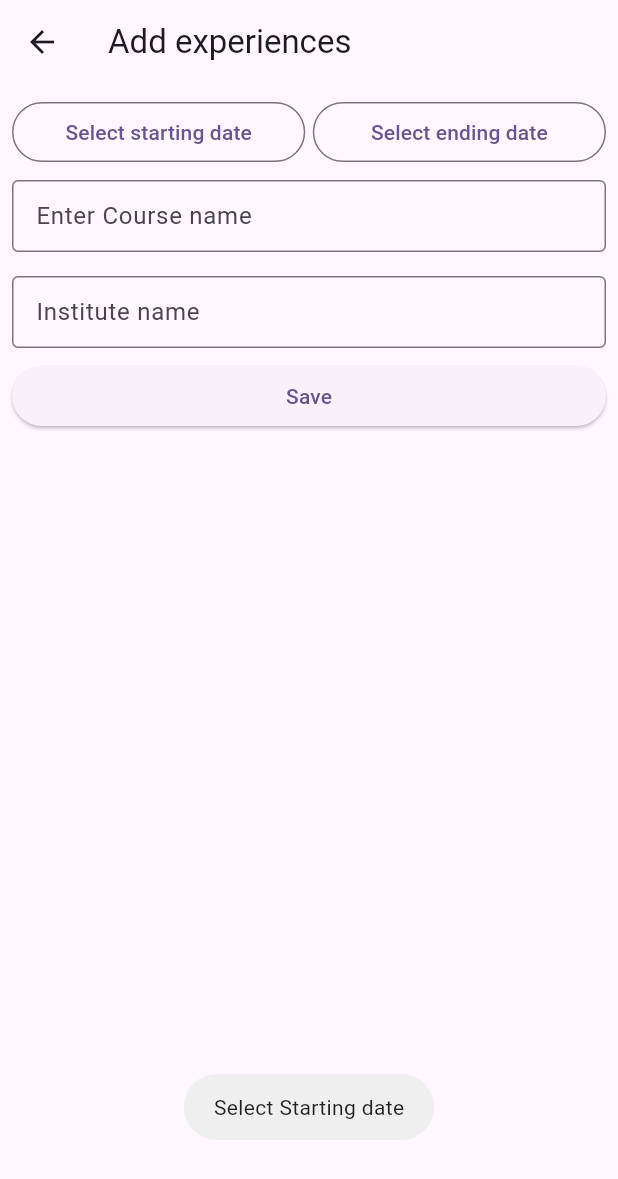
After one commit to malkhan-singh-gaur/teachings-1, a Flutter app: the AddExperiences screen opened directly, after a tap on "Save", on a phone screen of 412 x 824 dp. The commit adds this screen. Shown: the top 1179 px of the screen. Run offline on Flutter 3.47's test engine with Material 2 defaults, Android fonts, the phone set to English and light mode, and no system bars; our stand-ins replace cloud_firestore, firebase_auth, firebase_core, fluttertoast, shared_preferences; accounts and stored records are empty.

Commit message:
Added work and education experiences

```diff
--- /dev/null
+++ b/portfolio_app/lib/models/experience.dart
@@ -0,0 +1,43 @@
+import 'package:cloud_firestore/cloud_firestore.dart';
+
+class ExperienceModel {
+  final Timestamp dateStarted;
+  final Timestamp dateFinished;
+  final String title;
+  final String description;
+
+  ExperienceModel({
+    required this.dateStarted,
+    required this.dateFinished,
+    required this.title,
+    required this.description,
+  });
+
+  factory ExperienceModel.fromSnap(DocumentSnapshot ds) {
+    Map<String, dynamic> data = ds.data() as Map<String, dynamic>;
+    return ExperienceModel(
+      dateStarted: data['dateStarted'],
+      dateFinished: data['dateFinished'],
+      title: data['title'],
+      description: data['description'],
+    );
+  }
+
+  factory ExperienceModel.fromJson(Map<String, dynamic> data) {
+    return ExperienceModel(
+      dateStarted: data['dateStarted'],
+      dateFinished: data['dateFinished'],
+      title: data['title'],
+      description: data['description'],
+    );
+  }
+
+  Map<String, dynamic> toJson() {
+    return {
+      'dateStarted': dateStarted,
+      'dateFinished': dateFinished,
+      'title': title,
+      'description': description,
+    };
+  }
+}
--- /dev/null
+++ b/portfolio_app/lib/pages/add_experience.dart
@@ -0,0 +1,143 @@
+import 'package:cloud_firestore/cloud_firestore.dart';
+import 'package:flutter/material.dart';
+import 'package:fluttertoast/fluttertoast.dart';
+import 'package:portfolio_app/methods/firestore_methods.dart';
+import 'package:portfolio_app/models/experience.dart';
+import 'package:portfolio_app/variables.dart';
+
+class AddExperiences extends StatefulWidget {
+  final bool isEducation;
+  const AddExperiences({super.key, required this.isEducation});
+
+  @override
+  State<AddExperiences> createState() => _AddExperiencesState();
+}
+
+class _AddExperiencesState extends State<AddExperiences> {
+  FirestoreMethods firestore = FirestoreMethods();
+  TextEditingController title = TextEditingController();
+  TextEditingController description = TextEditingController();
+
+  String? startingDate;
+  String? endingDate;
+
+  Timestamp? startingTimestamp;
+  Timestamp? endingTimestamp;
+
+  @override
+  Widget build(BuildContext context) {
+    return Scaffold(
+      appBar: AppBar(title: const Text('Add experiences')),
+      body: Padding(
+        padding: const EdgeInsets.all(8.0),
+        child: Column(
+          crossAxisAlignment: CrossAxisAlignment.stretch,
+          children: [
+            Row(
+              children: [
+                Expanded(
+                  child: OutlinedButton(
+                    onPressed: () => selectDate(true),
+                    child: Text(startingDate ?? 'Select starting date'),
+                  ),
+                ),
+                const SizedBox(width: 5),
+                Expanded(
+                  child: OutlinedButton(
+                    onPressed: () => selectDate(false),
+                    child: Text(endingDate ?? 'Select ending date'),
+                  ),
+                ),
+              ],
+            ),
+            Variables.buildField(
+              title,
+              widget.isEducation ? 'Enter Course name' : 'Work Title',
+            ),
+            Padding(
+              padding: const EdgeInsets.symmetric(vertical: 8.0),
+              child: TextField(
+                controller: description,
+                maxLines: widget.isEducation ? null : 3,
+                decoration: InputDecoration(
+                  isDense: true,
+                  border: const OutlineInputBorder(),
+                  label: Text(
+                    widget.isEducation ? 'Institute name' : 'Job Description',
+                  ),
+                ),
+              ),
+            ),
+            ElevatedButton(
+              onPressed: () async {
+                if (checkForm()) {
+                  ExperienceModel model = ExperienceModel(
+                    dateStarted: startingTimestamp!,
+                    dateFinished: endingTimestamp!,
+                    title: title.text,
+                    description: description.text,
+                  );
+                  if (widget.isEducation) {
+                    await firestore.editCv({
+                      'education': FieldValue.arrayUnion([model.toJson()])
+                    });
+                  } else {
+                    await firestore.editCv({
+                      'experience': FieldValue.arrayUnion([model.toJson()])
+                    });
+                  }
+                  Navigator.pop(context);
+                }
+              },
+              child: Text('Save'),
+            ),
+          ],
+        ),
+      ),
+    );
+  }
+
+  selectDate(bool isStarting) async {
+    DateTime? dateTime;
+
+    dateTime = await showDatePicker(
+      context: context,
+      initialDate: DateTime.now(),
+      firstDate: DateTime(1950),
+      lastDate: DateTime(2050),
+    );
+
+    if (dateTime == null) {
+      Fluttertoast.showToast(msg: 'Please select date');
+    } else {
+      if (isStarting) {
+        startingTimestamp = Timestamp.fromDate(dateTime);
+        startingDate = Variables.getDateString(startingTimestamp!);
+      } else {
+        endingTimestamp = Timestamp.fromDate(dateTime);
+        endingDate = Variables.getDateString(endingTimestamp!);
+      }
+      setState(() {});
+    }
+  }
+
+  bool checkForm() {
+    if (startingTimestamp == null) {
+      Fluttertoast.showToast(msg: 'Select Starting date');
+      return false;
+    }
+    if (endingTimestamp == null) {
+      Fluttertoast.showToast(msg: 'Select ending date');
+      return false;
+    }
+    if (title.text.isEmpty) {
+      Fluttertoast.showToast(msg: 'Please enter title');
+      return false;
+    }
+    if (description.text.isEmpty) {
+      Fluttertoast.showToast(msg: 'Please enter description');
+      return false;
+    }
+    return true;
+  }
+}
--- a/portfolio_app/lib/variables.dart
+++ b/portfolio_app/lib/variables.dart
@@ -1,3 +1,4 @@
+import 'package:cloud_firestore/cloud_firestore.dart';
 import 'package:flutter/material.dart';
 
 class Variables {
@@ -47,4 +48,16 @@ class Variables {
   static replace(context, Widget page) {
     Navigator.pushReplacement(context, MaterialPageRoute(builder: (_) => page));
   }
+
+  static String getDateString(Timestamp date) {
+    DateTime dateTime = date.toDate();
+    String stringDate = '${dateTime.day}/${dateTime.month}/${dateTime.year}';
+    return stringDate;
+  }
+
+  static String getMonthYear(Timestamp date) {
+    DateTime dateTime = date.toDate();
+    String stringDate = '${dateTime.month}-${dateTime.year}';
+    return stringDate;
+  }
 }
```
Also changed, not shown: portfolio_app/lib/pages/homepage.dart (+13 -0 lines), portfolio_app/lib/pages/view_cv.dart (+60 -0 lines).
